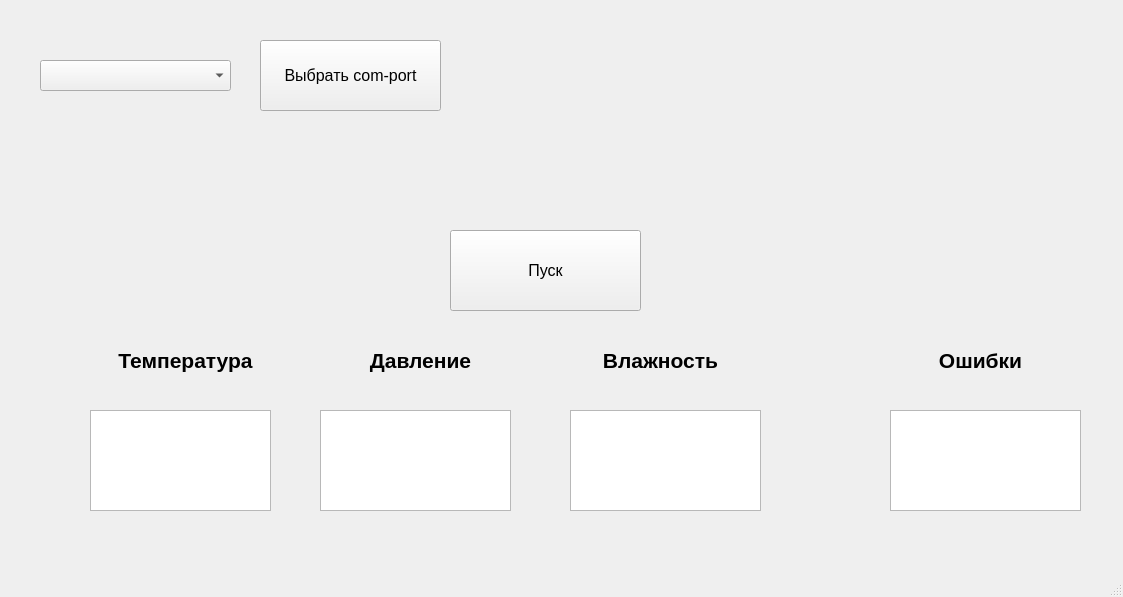
The window that form.ui (NikitaKul209/GUI_STM32_F030C8T6) describes before a commit, drawn with Qt 5.
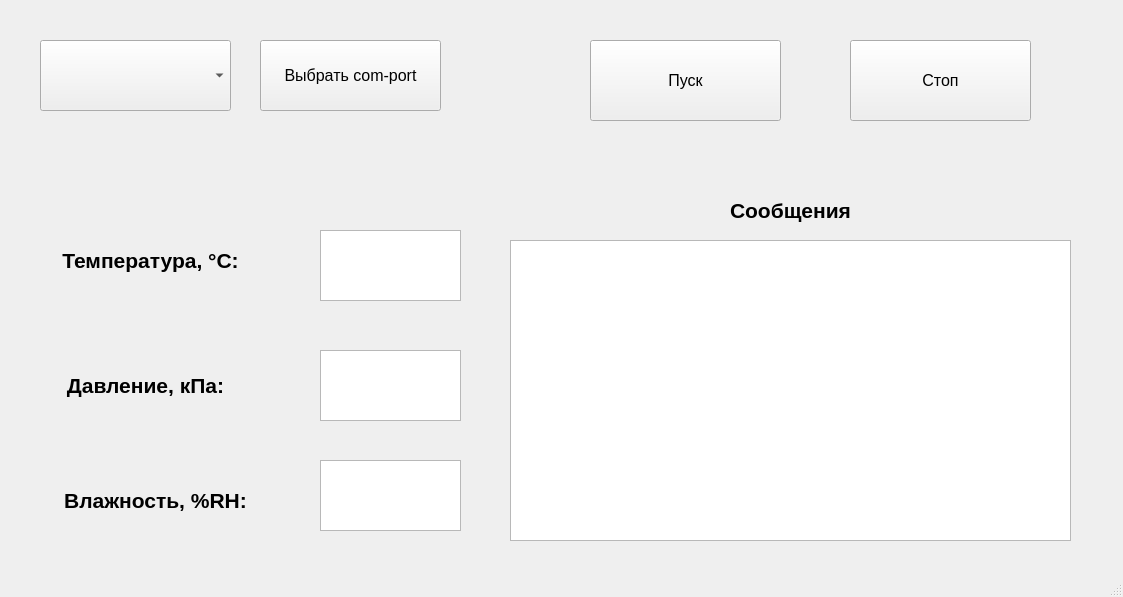
The same window after the commit.

```diff
--- a/form.ui
+++ b/form.ui
@@ -17,8 +17,8 @@
    <widget class="QPushButton" name="pushButton_1">
     <property name="geometry">
      <rect>
-      <x>450</x>
-      <y>230</y>
+      <x>590</x>
+      <y>40</y>
       <width>191</width>
       <height>81</height>
      </rect>
@@ -57,39 +57,61 @@
    <widget class="QTextEdit" name="textEdit_1">
     <property name="geometry">
      <rect>
-      <x>90</x>
-      <y>410</y>
-      <width>181</width>
-      <height>101</height>
+      <x>510</x>
+      <y>240</y>
+      <width>561</width>
+      <height>301</height>
      </rect>
     </property>
+    <property name="font">
+     <font>
+      <pointsize>10</pointsize>
+     </font>
+    </property>
+    <property name="html">
+     <string>&lt;!DOCTYPE HTML PUBLIC &quot;-//W3C//DTD HTML 4.0//EN&quot; &quot;http://www.w3.org/TR/REC-html40/strict.dtd&quot;&gt;
+&lt;html&gt;&lt;head&gt;&lt;meta name=&quot;qrichtext&quot; content=&quot;1&quot; /&gt;&lt;style type=&quot;text/css&quot;&gt;
+p, li { white-space: pre-wrap; }
+&lt;/style&gt;&lt;/head&gt;&lt;body style=&quot; font-family:'MS Shell Dlg 2'; font-size:10pt; font-weight:400; font-style:normal;&quot;&gt;
+&lt;p style=&quot;-qt-paragraph-type:empty; margin-top:0px; margin-bottom:0px; margin-left:0px; margin-right:0px; -qt-block-indent:0; text-indent:0px; font-size:24pt;&quot;&gt;&lt;br /&gt;&lt;/p&gt;&lt;/body&gt;&lt;/html&gt;</string>
+    </property>
    </widget>
    <widget class="QTextEdit" name="textEdit_2">
     <property name="geometry">
      <rect>
       <x>320</x>
-      <y>410</y>
-      <width>191</width>
-      <height>101</height>
+      <y>350</y>
+      <width>141</width>
+      <height>71</height>
      </rect>
     </property>
+    <property name="font">
+     <font>
+      <pointsize>24</pointsize>
+     </font>
+    </property>
    </widget>
    <widget class="QTextEdit" name="textEdit_3">
     <property name="geometry">
      <rect>
-      <x>570</x>
-      <y>410</y>
-      <width>191</width>
-      <height>101</height>
+      <x>320</x>
+      <y>460</y>
+      <width>141</width>
+      <height>71</height>
      </rect>
     </property>
+    <property name="font">
+     <font>
+      <pointsize>24</pointsize>
+     </font>
+    </property>
    </widget>
    <widget class="QLabel" name="label_1">
     <property name="geometry">
      <rect>
-      <x>90</x>
-      <y>330</y>
-      <width>191</width>
+      <x>20</x>
+      <y>230</y>
+      <width>261</width>
       <height>61</height>
      </rect>
     </property>
@@ -101,7 +123,7 @@
      </font>
     </property>
     <property name="text">
-     <string>Температура</string>
+     <string>Температура, °С:</string>
     </property>
     <property name="alignment">
      <set>Qt::AlignCenter</set>
@@ -110,10 +132,10 @@
    <widget class="QLabel" name="label_2">
     <property name="geometry">
      <rect>
-      <x>340</x>
-      <y>330</y>
-      <width>161</width>
-      <height>61</height>
+      <x>30</x>
+      <y>360</y>
+      <width>231</width>
+      <height>51</height>
      </rect>
     </property>
     <property name="font">
@@ -124,7 +146,7 @@
      </font>
     </property>
     <property name="text">
-     <string>Давление</string>
+     <string>Давление, кПа:</string>
     </property>
     <property name="alignment">
      <set>Qt::AlignCenter</set>
@@ -133,9 +155,9 @@
    <widget class="QLabel" name="label_3">
     <property name="geometry">
      <rect>
-      <x>580</x>
-      <y>330</y>
-      <width>161</width>
+      <x>30</x>
+      <y>470</y>
+      <width>251</width>
       <height>61</height>
      </rect>
     </property>
@@ -147,7 +169,7 @@
      </font>
     </property>
     <property name="text">
-     <string>Влажность</string>
+     <string>Влажность, %RH:</string>
     </property>
     <property name="alignment">
      <set>Qt::AlignCenter</set>
@@ -156,18 +178,23 @@
    <widget class="QTextEdit" name="textEdit_4">
     <property name="geometry">
      <rect>
-      <x>890</x>
-      <y>410</y>
-      <width>191</width>
-      <height>101</height>
+      <x>320</x>
+      <y>230</y>
+      <width>141</width>
+      <height>71</height>
      </rect>
     </property>
+    <property name="font">
+     <font>
+      <pointsize>24</pointsize>
+     </font>
+    </property>
    </widget>
    <widget class="QLabel" name="label_4">
     <property name="geometry">
      <rect>
-      <x>900</x>
-      <y>330</y>
+      <x>710</x>
+      <y>180</y>
       <width>161</width>
       <height>61</height>
      </rect>
@@ -180,7 +207,7 @@
      </font>
     </property>
     <property name="text">
-     <string>Ошибки</string>
+     <string>Сообщения</string>
     </property>
     <property name="alignment">
      <set>Qt::AlignCenter</set>
@@ -190,10 +217,33 @@
     <property name="geometry">
      <rect>
       <x>40</x>
-      <y>60</y>
+      <y>40</y>
       <width>191</width>
-      <height>31</height>
+      <height>71</height>
      </rect>
+    </property>
+    <property name="font">
+     <font>
+      <pointsize>12</pointsize>
+     </font>
+    </property>
+   </widget>
+   <widget class="QPushButton" name="pushButton_3">
+    <property name="geometry">
+     <rect>
+      <x>850</x>
+      <y>40</y>
+      <width>181</width>
+      <height>81</height>
+     </rect>
+    </property>
+    <property name="font">
+     <font>
+      <pointsize>12</pointsize>
+     </font>
+    </property>
+    <property name="text">
+     <string>Стоп</string>
     </property>
    </widget>
   </widget>
```
